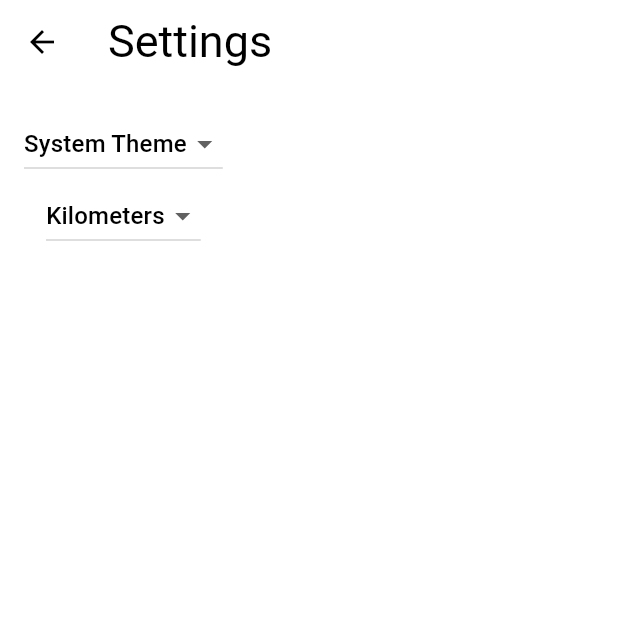
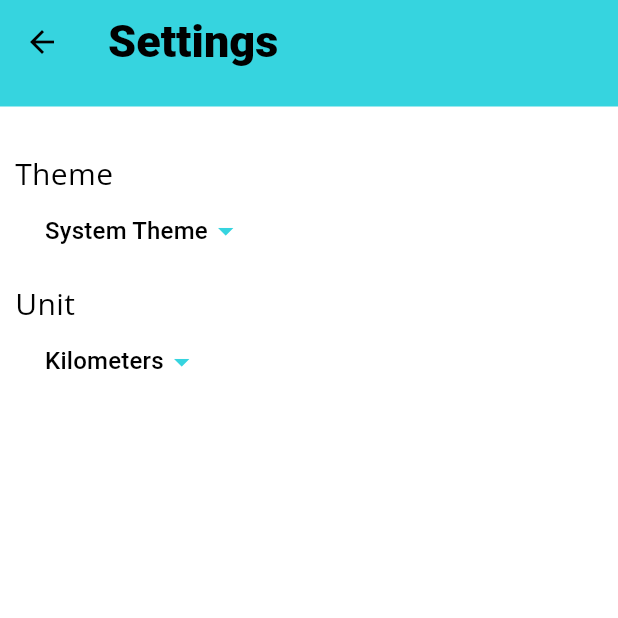
Before and after one commit to kyralux/MapMyDistance, a Flutter app: the screen it shows after launch, after a tap on the "settings" icon, on a phone screen of 412 x 824 dp, the top half of it. Run offline on Flutter 3.47's test engine with Material 3 defaults, Android fonts, the light colour scheme and no system bars; our stand-ins replace flutter_map, google_fonts, latlong2, percent_indicator, shared_preferences, sqflite; missing offline and left inert: flutter_map_math; accounts and stored records are empty; generated files the repository leaves out were written again; Roboto replaces fonts that are missing (Abel).

Commit message:
dark theme, setting view, wip fix positions

```diff
--- a/lib/l10n/app_en.arb
+++ b/lib/l10n/app_en.arb
@@ -19,5 +19,10 @@
     "errorValidNumber": "Enter a valid number",
     "errorGoalNameLong": "Too many characters, limit it to 100",
     "congratsTitle":"Congratulations!",
-    "congratsDesc": "You did it! You reached your goal!"
+    "congratsDesc": "You did it! You reached your goal!",
+    "kilometers": "Kilometers",
+    "miles": "Miles",
+    "settings": "Settings",
+    "settingsUnit": "Unit",
+    "settingsTheme": "Theme"
 }
--- a/lib/src/app.dart
+++ b/lib/src/app.dart
@@ -14,6 +14,14 @@ class MyApp extends StatelessWidget {
 
   final SettingsController settingsController;
 
+  TextTheme getTextThemes() {
+    return TextTheme(
+      bodyLarge: GoogleFonts.openSans(fontSize: 18),
+      titleLarge: GoogleFonts.abel(fontSize: 30, fontWeight: FontWeight.w900),
+      bodyMedium: GoogleFonts.openSans(fontSize: 20),
+    );
+  }
+
   @override
   Widget build(BuildContext context) {
     return ListenableBuilder(
@@ -27,45 +35,37 @@ class MyApp extends StatelessWidget {
             useMaterial3: true,
             focusColor: Colors.pink,
             colorScheme: const ColorScheme(
-                //Color(0xFF00aedb) primary
-                //Color(0xFF00edce) sec
                 primary: Color.fromARGB(255, 255, 255, 255),
                 onPrimary: Colors.black,
                 secondary: Color.fromARGB(255, 54, 212, 223),
                 onSecondary: Color.fromARGB(255, 79, 79, 79),
-                onTertiary: Colors.black, // Color.fromARGB(255, 61, 113, 255),
-                tertiary: Color.fromARGB(255, 255, 230, 0),
+                onTertiary: Colors.white, // Color.fromARGB(255, 61, 113, 255),
+                tertiary: Color.fromARGB(
+                    255, 246, 174, 31), //Color.fromARGB(255, 255, 230, 0),
                 error: Colors.redAccent,
                 onError: Colors.white,
                 surface: Color.fromARGB(255, 255, 255, 255),
                 onSurface: Colors.black,
                 brightness: Brightness.light),
-            textTheme: TextTheme(
-              bodyLarge: GoogleFonts.openSans(fontSize: 18),
-              titleLarge: GoogleFonts.abel(
-                fontSize: 30,
-              ),
-              bodyMedium: GoogleFonts.openSans(fontSize: 20),
-            ),
+            textTheme: getTextThemes(),
           ),
-          // middleblue 00aedb, light 00edce, dark 003ef9, grey d6d6d6, yellow f9bb00 lighter yellow fff0c4
-          // darkTheme: ThemeData(
-          //   useMaterial3: true,
-          //   colorScheme: ColorScheme.fromSeed(
-          //       seedColor: Colors.blue, brightness: Brightness.dark),
-          //   textTheme: TextTheme(
-          //     bodyLarge: GoogleFonts.openSans(
-          //       fontSize: 18,
-          //       // fontWeight: FontWeight.bold,
-          //     ),
-          //     titleLarge: GoogleFonts.abel(
-          //       fontSize: 30,
-          //     ),
-          //     bodyMedium: GoogleFonts.openSans(fontSize: 20), // History
-
-          //     //handwritte: caveat
-          //   ),
-          // ),
+          darkTheme: ThemeData(
+            useMaterial3: true,
+            focusColor: Colors.pink,
+            colorScheme: const ColorScheme(
+                primary: Color.fromARGB(255, 57, 57, 57),
+                onPrimary: Color.fromARGB(255, 255, 255, 255),
+                secondary: Color.fromARGB(255, 2, 88, 94),
+                onSecondary: Color.fromARGB(255, 199, 199, 199),
+                onTertiary: Colors.black, // Color.fromARGB(255, 61, 113, 255),
+                tertiary: Color.fromARGB(255, 144, 0, 108),
+                error: Colors.redAccent,
+                onError: Colors.white,
+                surface: Color.fromARGB(255, 57, 57, 57),
+                onSurface: Color.fromARGB(255, 231, 231, 231),
+                brightness: Brightness.dark),
+            textTheme: getTextThemes(),
+          ),
           themeMode: settingsController.themeMode,
           onGenerateRoute: (RouteSettings routeSettings) {
             return MaterialPageRoute<void>(
--- a/lib/src/settings/settings_service.dart
+++ b/lib/src/settings/settings_service.dart
@@ -9,9 +9,17 @@ class SettingsService {
     _prefs ??= await SharedPreferences.getInstance();
   }
 
-  Future<ThemeMode> themeMode() async => ThemeMode.system;
+  Future<ThemeMode> themeMode() async {
+    await _initPrefs();
+    final themeString = _prefs!.getString('theme_mode') ??
+        ThemeMode.system.name; // Default to system theme
+    return ThemeMode.values.firstWhere((e) => e.name == themeString);
+  }
 
-  Future<void> updateThemeMode(ThemeMode theme) async {}
+  Future<void> updateThemeMode(ThemeMode theme) async {
+    await _initPrefs();
+    await _prefs!.setString('theme_mode', theme.name);
+  }
 
   Future<DistanceUnit> distanceUnit() async {
     await _initPrefs();
@@ -25,9 +33,3 @@ class SettingsService {
     await _prefs!.setString('distance_unit', distanceUnit.name);
   }
 }
-
-
-// meine großen probleme beim programmieren
-/// neues lernen
-/// wohin mir allem? :o zb jetzt wo place ich die shared preferences?
-///
--- a/lib/src/settings/settings_view.dart
+++ b/lib/src/settings/settings_view.dart
@@ -1,4 +1,5 @@
 import 'package:flutter/material.dart';
+import 'package:flutter_gen/gen_l10n/app_localizations.dart';
 
 import 'settings_controller.dart';
 
@@ -15,64 +16,78 @@ class SettingsView extends StatelessWidget {
       onPopInvokedWithResult: (bool didPop, Object? result) {
         if (didPop) {
           return;
-            // // This means the user initiated the pop action
-            // Future.delayed(Duration.zero, () {
-            //   // Use the Navigator to pop with the desired result
-            //   Navigator.of(context).pop(controller.distanceUnit);
-            // });
         }
         return;
-          //   return;
-          // }
-          // if (didPop) {
-          //   Future.delayed(Duration.zero, () {
-          //     Navigator.of(context, rootNavigator: true)
-          //         .pop(controller.distanceUnit);
-          //     //Navigator.pop(context, controller.distanceUnit);
-          //   });
-          //   return;
-          // }
       },
       child: Scaffold(
         appBar: AppBar(
-            title: const Text('Settings'),
+          title: Text(AppLocalizations.of(context)!.settings),
+          backgroundColor: Theme.of(context).colorScheme.secondary,
         ),
-          body: Padding(
-            padding: const EdgeInsets.all(16),
-            child: Column(children: [
+        body: Column(crossAxisAlignment: CrossAxisAlignment.start, children: [
+          Container(
+            color: Theme.of(context).colorScheme.secondary,
+            height: 15,
+          ),
+          const SizedBox(height: 30),
+          Container(
+              padding: const EdgeInsets.only(left: 10),
+              child: Text(
+                AppLocalizations.of(context)!.settingsTheme,
+              )),
           DropdownButton<ThemeMode>(
+            menuWidth: double.infinity,
+            padding: const EdgeInsets.only(left: 30),
+            underline: Container(),
+            iconEnabledColor: Theme.of(context).colorScheme.secondary,
+            dropdownColor: Theme.of(context).colorScheme.secondary,
             value: controller.themeMode,
             onChanged: controller.updateThemeMode,
             items: const [
               DropdownMenuItem(
+                alignment: Alignment.center,
                 value: ThemeMode.system,
                 child: Text('System Theme'),
               ),
               DropdownMenuItem(
+                alignment: Alignment.center,
                 value: ThemeMode.light,
                 child: Text('Light Theme'),
               ),
               DropdownMenuItem(
+                alignment: Alignment.center,
                 value: ThemeMode.dark,
                 child: Text('Dark Theme'),
               )
             ],
           ),
+          const SizedBox(height: 10),
+          Container(
+              padding: const EdgeInsets.only(left: 10),
+              child: Text(
+                AppLocalizations.of(context)!.settingsUnit,
+              )),
           DropdownButton<DistanceUnit>(
+            menuWidth: double.infinity,
+            padding: const EdgeInsets.only(left: 30),
+            underline: Container(),
+            iconEnabledColor: Theme.of(context).colorScheme.secondary,
+            dropdownColor: Theme.of(context).colorScheme.secondary,
             value: controller.distanceUnit,
             onChanged: controller.updateDistanceUnit,
             items: DistanceUnit.values
                 .map<DropdownMenuItem<DistanceUnit>>((DistanceUnit unit) {
               return DropdownMenuItem<DistanceUnit>(
+                alignment: Alignment.center,
                 value: unit,
                 child: Text(unit == DistanceUnit.kilometers
-                        ? 'Kilometers'
-                        : 'Miles'),
+                    ? AppLocalizations.of(context)!.kilometers
+                    : AppLocalizations.of(context)!.miles),
               );
             }).toList(),
           )
         ]),
       ),
-        ));
+    );
   }
 }
```
Also changed, not shown: lib/l10n/app_de.arb (+6 -1 lines), lib/src/util/map.dart (+153 -11 lines), lib/src/views/main_view.dart (+43 -41 lines). Lines whose indentation alone changed are shown as unchanged.
